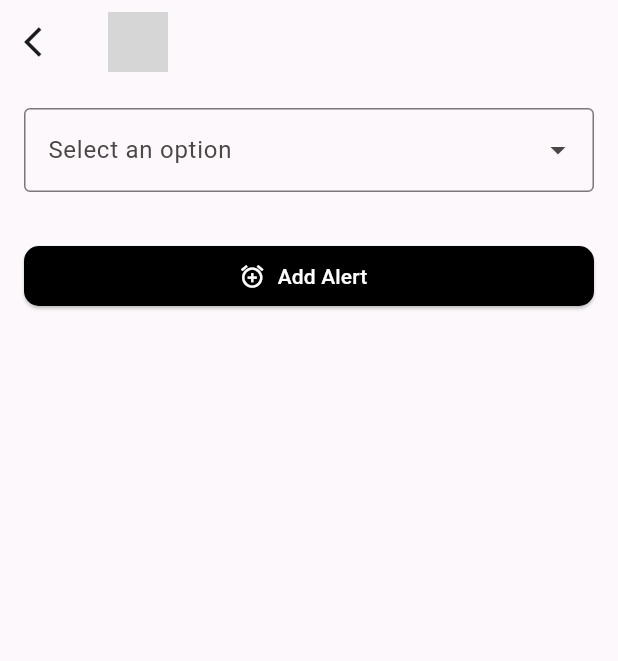
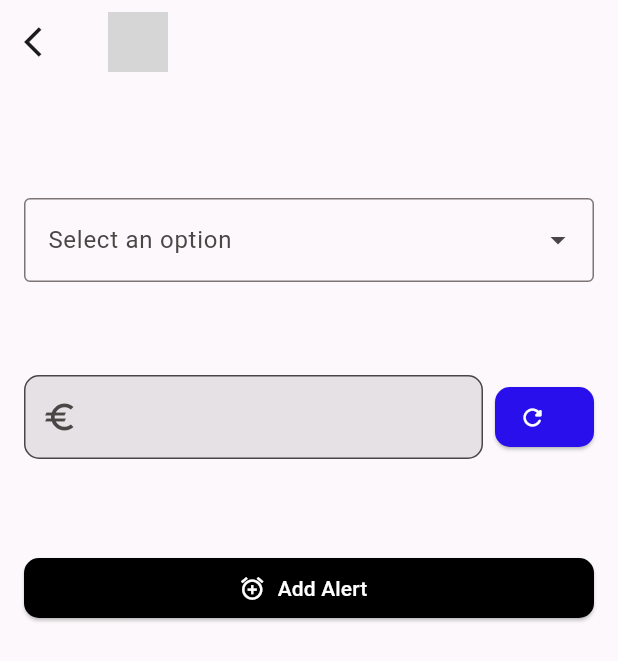
Before and after one commit to azizi06/tradingalertsapp, a Flutter app: the MyAddalertPage screen opened directly with empty values, on a phone screen of 412 x 824 dp. Shown: the top 661 px of the screen. Run offline on Flutter 3.47's test engine with Material 3 defaults, Android fonts, the phone set to English and light mode, and no system bars; our stand-ins replace dio, firebase_core, flutter_bloc, go_router, google_fonts and 1 more; missing offline and left inert: chart_sparkline, dart:ffi; accounts and stored records are empty; network calls fail; Roboto replaces fonts that are missing (Roboto Flex); grey boxes are pictures that could not be loaded.

Commit message:
Adding Alerts Model And  Firebase

```diff
--- a/lib/main.dart
+++ b/lib/main.dart
@@ -15,6 +15,9 @@
 import 'package:stocksalertapp/screens/home_screen.dart';
 import 'package:stocksalertapp/screens/test_screen.dart';
 import 'package:flutter_bloc/flutter_bloc.dart';
+
+import 'package:firebase_core/firebase_core.dart';
+import 'firebase_options.dart';
 
 final GoRouter _router = GoRouter(
   initialLocation: '/test',
@@ -65,7 +68,11 @@
   ],
 );
 
-void main() {
+void main()async {
+  WidgetsFlutterBinding.ensureInitialized();
+await Firebase.initializeApp(
+  options: DefaultFirebaseOptions.currentPlatform,
+);
   runApp(const MyApp());
 }
 
--- a/lib/models/alert_model.dart
+++ b/lib/models/alert_model.dart
@@ -1,3 +1,20 @@
+import 'dart:ffi';
+
+enum StockAlertType {
+  priceOver,
+  priceBelow,
+  change24HOver,
+  change24HBelow,
+}
+
 class AlertModel {
+  final String coinID;
+  final StockAlertType type;
+  final double coinPrice;
 
+  AlertModel({
+    required this.coinID,
+    required this.type,
+    required this.coinPrice,
+  });
 }
--- a/lib/screens/addAlert_screen.dart
+++ b/lib/screens/addAlert_screen.dart
@@ -1,7 +1,9 @@
 import 'package:flutter/material.dart';
 import 'package:go_router/go_router.dart';
 import 'package:stocksalertapp/components/my_IconButton.dart';
+import 'package:stocksalertapp/components/my_textfield.dart';
 import 'package:stocksalertapp/helpers/design.dart';
+import 'package:stocksalertapp/models/alert_model.dart';
 
 class MyAddalertPage extends StatefulWidget {
   final String coinID;
@@ -15,7 +17,6 @@ class MyAddalertPage extends StatefulWidget {
 
 class _MyAddalertPageState extends State<MyAddalertPage> {
   String selectedChoice = "";
-  final List<String> choices = ["Choice 1", "Choice 2", "Choice 3", "Choice 4"];
 
   @override
   Widget build(BuildContext context) {
@@ -43,6 +44,7 @@ class _MyAddalertPageState extends State<MyAddalertPage> {
         body: Column(
           crossAxisAlignment: CrossAxisAlignment.stretch,
           children: [
+            SizedBox(height: 60,),
             Padding(
               padding: const EdgeInsets.all(16.0),
               child: TextWidgetWithBottomSheet(
@@ -54,11 +56,38 @@ class _MyAddalertPageState extends State<MyAddalertPage> {
                 },
               ),
             ),
+            SizedBox(height: 30,),
+
+           Padding(
+  padding: const EdgeInsets.all(16.0),
+  child: Row(
+    children: [
+      Expanded(
+        child: MyTextField(
+          hintText: "",
+          myController: TextEditingController(),
+          myIcon: Icon(Icons.euro),
+          isObscure: false,
+        ),
+      ),
+      SizedBox(width: 8.0), // Adds spacing between the text field and the button
+      MyIconButton(
+        onPressed: () => "",
+        color: design.secondary,
+        icon: Icons.refresh_rounded,
+      ),
+    ],
+  ),
+),
+
+            SizedBox(height: 30,),
+
             Padding(
               padding: const EdgeInsets.all(16.0),
               child: MyIconButton(
                 onPressed: () {
                   if (selectedChoice.isNotEmpty) {
+                    //AlertModel newAlert = AlertModel(coinID: widget.coinID, type: type, coinPrice: coinPrice)
                     ScaffoldMessenger.of(context).showSnackBar(
                       SnackBar(
                         content: Text('Alert added for: $selectedChoice'),
@@ -98,7 +127,8 @@ class TextWidgetWithBottomSheet extends StatefulWidget {
 }
 
 class _TextWidgetWithBottomSheetState extends State<TextWidgetWithBottomSheet> {
-  final List<String> choices = ["Choice 1", "Choice 2", "Choice 3", "Choice 4"];
+  final List<String> choices = ["Price is over", "Price is below", "24H change is over", "24H change is below"];
+
   late String selectedChoice;
 
   @override
--- a/pubspec.yaml
+++ b/pubspec.yaml
@@ -49,6 +49,7 @@ dependencies:
   google_fonts: ^6.2.1
   http: ^1.2.2
   chart_sparkline: ^1.1.1
+  firebase_messaging: ^15.1.6
 
 dev_dependencies:
   flutter_test:
```
Also changed, not shown: firebase.json (added), lib/firebase_options.dart (added), pubspec.lock, 4 other files.
